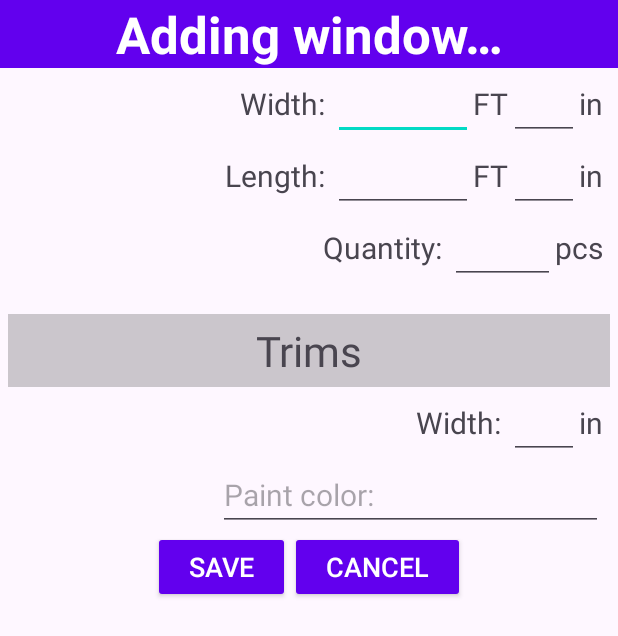
After one commit to Mike10581/PaintCalculator, an Android app: the AddWindowActivity screen opened directly, with no data from a screen before it, on a phone screen of 412 x 824 dp. The commit adds this screen. Shown: the top 636 px of the screen. Run offline under Robolectric (Android 15) with nearby library versions, the phone set to English and light mode, and no system bars.

Commit message:
refactor MainActivity - one launcher for all add draft code for AddWindowActivity refactor AddRoomActivity

```diff
--- a/app/src/main/AndroidManifest.xml
+++ b/app/src/main/AndroidManifest.xml
@@ -11,6 +11,9 @@
         android:supportsRtl="true"
         android:theme="@style/Theme.PaintCalculator"
         tools:targetApi="31">
+        <activity
+            android:name=".AddWindowActivity"
+            android:exported="false" />
         <activity
             android:name=".AddRoomActivity"
             android:exported="false" />
--- a/app/src/main/java/com/example/paintcalculator/AddRoomActivity.java
+++ b/app/src/main/java/com/example/paintcalculator/AddRoomActivity.java
@@ -73,48 +73,30 @@ public class AddRoomActivity extends AppCompatActivity {
 
                 String color = roomColor.getText().toString();
                 String title = roomTitle.getText().toString();
+
                 boolean error = color.equals("") || width == 0 || length == 0 || height == 0 || title.length() == 0;
 
                 if (error) {
                     Toast.makeText(AddRoomActivity.this, "ERROR!!! Missing data.", Toast.LENGTH_SHORT).show();
                 } else {
-                    String res = "Room \"" + title + "\" in color: " + color + " was added.";
+                    String response = "Room \"" + title + "\" in color: " + color + " was added.";
 
-//                    String areaKey = "COLOR:" + roomColor.getText().toString();
-//                    String ceilingKey = "CEILING";
                     String roomsAmountKey = "ROOMS_AMOUNT";
                     String roomsKey = "ROOMS";
+                    String messageKey = "MESSAGE";
 
-//                    int area = sharedPref.getInt(areaKey, 0);
-//                    int ceiling = sharedPref.getInt(ceilingKey, 0);
                     int roomNumber = sharedPref.getInt(roomsAmountKey, 0) + 1;
+                    String rooms = sharedPref.getString(roomsKey, "");
 
-//                    area = area + (width + length) * height * 2;
-//                    ceiling = ceiling + width * length;
-
-
-
-
-                    String rooms = sharedPref.getString("ROOMS", "");
                     if (rooms.length()>0)
                     {
                         rooms = rooms + "~";
                     }
-                    rooms = rooms + roomNumber + ":" + width + ":" + length + ":" + height + ":" + color.toUpperCase() + ":" + title;
+                    rooms = rooms + roomNumber + ":" + width + ":" + length + ":" + height + ":" + color.toUpperCase() + ":" + title + "," + ",";
 
+                    editor.putString(messageKey, response);
                     editor.putString(roomsKey, rooms);
-
-
-
-
-                    editor.putString("MESSAGE", res);
-//                    editor.putInt(areaKey, area);
-//                    editor.putInt(ceilingKey, ceiling);
                     editor.putInt(roomsAmountKey, roomNumber);
-//                    String roomKey = "ROOM:" + roomNumber;
-//                    String roomDescription = width + ":" + length + ":" + height + ":" + color.toUpperCase();
-//                    editor.putString(roomKey, roomDescription);
-
                     editor.commit();
 
                     Intent intent = new Intent();
--- /dev/null
+++ b/app/src/main/java/com/example/paintcalculator/AddWindowActivity.java
@@ -0,0 +1,113 @@
+package com.example.paintcalculator;
+
+import androidx.appcompat.app.AppCompatActivity;
+
+import android.content.Intent;
+import android.content.SharedPreferences;
+import android.os.Bundle;
+import android.preference.PreferenceManager;
+import android.view.View;
+import android.widget.Button;
+import android.widget.EditText;
+import android.widget.Toast;
+
+public class AddWindowActivity extends AppCompatActivity {
+
+    @Override
+    protected void onCreate(Bundle savedInstanceState) {
+        super.onCreate(savedInstanceState);
+        setContentView(R.layout.activity_add_window);
+
+        final SharedPreferences sharedPref = PreferenceManager.getDefaultSharedPreferences(this);
+
+        Button saveButton = (Button) findViewById(R.id.btnAddWindowSave);
+        Button cancelButton = (Button) findViewById(R.id.btnAddWindowCancel);
+
+        SharedPreferences.Editor editor = sharedPref.edit();
+        saveButton.setOnClickListener(new View.OnClickListener() {
+            @Override
+            public void onClick(View v) {
+//                EditText widthFT = (EditText) findViewById(R.id.txtRoomWidthFT);
+//                EditText widthInch = (EditText) findViewById(R.id.txtRoomWidthInch);
+//                EditText lengthFT = (EditText) findViewById(R.id.txtRoomLengthFT);
+//                EditText lengthInch = (EditText) findViewById(R.id.txtRoomLengthInch);
+//                EditText heightFT = (EditText) findViewById(R.id.txtRoomHeightFT);
+//                EditText heightInch = (EditText) findViewById(R.id.txtRoomHeightInch);
+//                EditText roomColor = (EditText) findViewById(R.id.txtRoomColor);
+//                EditText roomTitle = (EditText) findViewById(R.id.txtRoomTitle);
+//
+//                int width = 0;
+//                int length = 0;
+//                int height = 0;
+//
+//                try {
+//                    width += Integer.parseInt(widthFT.getText().toString()) * 12;
+//                } catch (Exception e) {}
+//                try {
+//                    width += Integer.parseInt(widthInch.getText().toString());
+//                } catch (Exception e) {}
+//
+//                try {
+//                    length += Integer.parseInt(lengthFT.getText().toString()) * 12;
+//                } catch (Exception e) {}
+//                try {
+//                    length += Integer.parseInt(lengthInch.getText().toString());
+//                } catch (Exception e) {}
+//
+//                try {
+//                    height += Integer.parseInt(heightFT.getText().toString()) * 12;
+//                } catch (Exception e) {}
+//
+//                try {
+//                    height += Integer.parseInt(heightInch.getText().toString());
+//                } catch (Exception e) {}
+//
+//
+//                String color = roomColor.getText().toString();
+//                String title = roomTitle.getText().toString();
+//
+//                boolean error = color.equals("") || width == 0 || length == 0 || height == 0 || title.length() == 0;
+                boolean error = false;
+                if (error) {
+                    Toast.makeText(AddWindowActivity.this, "ERROR!!! Missing data.", Toast.LENGTH_SHORT).show();
+                } else {
+                    String response = "Window was added.";
+
+//                    String roomsAmountKey = "ROOMS_AMOUNT";
+//                    String roomsKey = "ROOMS";
+                    String messageKey = "MESSAGE";
+
+//                    int roomNumber = sharedPref.getInt(roomsAmountKey, 0) + 1;
+//                    String rooms = sharedPref.getString(roomsKey, "");
+
+//                    if (rooms.length()>0)
+//                    {
+//                        rooms = rooms + "~";
+//                    }
+//                    rooms = rooms + roomNumber + ":" + width + ":" + length + ":" + height + ":" + color.toUpperCase() + ":" + title + "," + ",";
+
+                    editor.putString(messageKey, response);
+//                    editor.putString(roomsKey, rooms);
+//                    editor.putInt(roomsAmountKey, roomNumber);
+                    editor.commit();
+
+                    Intent intent = new Intent();
+                    setResult(RESULT_OK, intent);
+                    finish();
+                }
+
+            }
+        });
+
+        cancelButton.setOnClickListener(new View.OnClickListener() {
+            @Override
+            public void onClick(View v) {
+                Intent intent = new Intent();
+                setResult(RESULT_OK, intent);
+                finish();
+            }
+        });
+    }
+
+
+}
--- a/app/src/main/java/com/example/paintcalculator/MainActivity.java
+++ b/app/src/main/java/com/example/paintcalculator/MainActivity.java
@@ -29,9 +29,9 @@ public class MainActivity extends AppCompatActivity {
     //TODO remove reading all keys and values and read only needed
     SharedPreferences sharedPref;
     TextView textView;
-//    SharedPreferences.Editor editor = sharedPref.edit();
-    // Handle the result of AddRoomActivity
-    private ActivityResultLauncher<Intent> addRoomLauncher = registerForActivityResult(
+
+    // Handle the result of AddRoomActivity, AddWindowActivity,
+    private ActivityResultLauncher<Intent> addDataLauncher = registerForActivityResult(
             new ActivityResultContracts.StartActivityForResult(),
             new ActivityResultCallback<ActivityResult>() {
                 @Override
@@ -47,21 +47,39 @@ public class MainActivity extends AppCompatActivity {
                                 if (entry.getKey().equals("ROOMS")) {
                                     String[] parsedRooms = entry.getValue().toString().split("~");
 
-                                    sb.append("ROOMS:").append("\n");
                                     for (String room : parsedRooms) {
-                                        String[] parsedRoom = room.split(":");
-                                        sb.append(parsedRoom[0]).append(". ").append(parsedRoom[5]).append("\n");
+                                        String[] parsedRoom = room.split(",");
 
-                                        int width = Integer.parseInt(parsedRoom[1]);
-                                        int length = Integer.parseInt(parsedRoom[2]);
-                                        int height = Integer.parseInt(parsedRoom[3]);
+                                        String[] parsedInfo = parsedRoom[0].split(":");
+
+                                        sb.append(parsedInfo[0]).append(". ").append(parsedInfo[5]).append("\n");
+
+                                        int width = Integer.parseInt(parsedInfo[1]);
+                                        int length = Integer.parseInt(parsedInfo[2]);
+                                        int height = Integer.parseInt(parsedInfo[3]);
 
                                         sb.append("- Size: ");
                                         sb.append(width / 12).append("' ").append(width % 12).append("\"W x ");
                                         sb.append(length / 12).append("' ").append(length % 12).append("\"L x ");
                                         sb.append(height / 12).append("' ").append(height % 12).append("\"H\n");
+                                        sb.append("- Color: ").append(parsedInfo[4]).append("\n");
 
-                                        sb.append("- Color: ").append(parsedRoom[4]).append("\n");
+                                        if (parsedRoom.length > 1) {
+                                            if (parsedRoom[1].length() > 0) {
+                                                sb.append("Windows->").append(parsedRoom[1]).append("<-\n");
+//                                            String[] parsedWindows = parsedRoom[1].split("!");
+                                            }
+
+                                            if (parsedRoom[2].length() > 0) {
+                                                sb.append("Doors->").append(parsedRoom[2]).append("<-\n");
+//                                            String[] parsedDoors = parsedRoom[2].split("!");
+                                            }
+                                        }
+
+
+
+
+
                                     }
 
                                 }
@@ -98,6 +116,7 @@ public class MainActivity extends AppCompatActivity {
         super.onCreate(savedInstanceState);
         setContentView(R.layout.activity_main);
         Button addRoom = (Button) findViewById(R.id.btnAddRoom);
+        Button addWindow = (Button) findViewById(R.id.btnAddWindow);
         Button clear = (Button) findViewById(R.id.btnClear);
         textView = findViewById(R.id.txtRoomsList);
         sharedPref = PreferenceManager.getDefaultSharedPreferences(this);
@@ -105,7 +124,15 @@ public class MainActivity extends AppCompatActivity {
             @Override
             public void onClick(View v) {
                 Intent intent = new Intent(MainActivity.this, AddRoomActivity.class);
-                addRoomLauncher.launch(intent);
+                addDataLauncher.launch(intent);
+            }
+        });
+
+        addWindow.setOnClickListener(new View.OnClickListener() {
+            @Override
+            public void onClick(View v) {
+                Intent intent = new Intent(MainActivity.this, AddWindowActivity.class);
+                addDataLauncher.launch(intent);
             }
         });
 
@@ -124,8 +151,6 @@ public class MainActivity extends AppCompatActivity {
         textView.setText(store);
 
 
-
-
         clear.setOnClickListener(new View.OnClickListener() {
             @Override
             public void onClick(View v) {
--- /dev/null
+++ b/app/src/main/res/layout/activity_add_window.xml
@@ -0,0 +1,240 @@
+<?xml version="1.0" encoding="utf-8"?>
+<LinearLayout xmlns:android="http://schemas.android.com/apk/res/android"
+    xmlns:app="http://schemas.android.com/apk/res-auto"
+    xmlns:tools="http://schemas.android.com/tools"
+    android:layout_width="match_parent"
+    android:layout_height="match_parent"
+    android:orientation="vertical"
+    tools:context=".AddRoomActivity">
+
+    <ScrollView
+        android:layout_width="match_parent"
+        android:layout_height="match_parent">
+
+        <LinearLayout
+            android:layout_width="match_parent"
+            android:layout_height="wrap_content"
+            android:orientation="vertical" >
+
+            <TextView
+                android:id="@+id/txtAddWindow"
+                android:layout_width="match_parent"
+                android:layout_height="wrap_content"
+                android:background="#FF6200EE"
+                android:gravity="center_horizontal"
+                android:text="@string/txtAddWindow"
+                android:textColor="#FFFFFF"
+                android:textSize="34sp"
+                android:textStyle="bold" />
+
+            <TableRow
+                android:layout_width="match_parent"
+                android:layout_height="match_parent"
+                android:layout_marginEnd="10sp"
+                android:gravity="end">
+
+                <TextView
+                    android:id="@+id/lblWindowWidth"
+                    android:layout_width="wrap_content"
+                    android:layout_height="wrap_content"
+                    android:paddingStart="30dp"
+                    android:paddingEnd="5dp"
+                    android:text="@string/lblWidth"
+                    android:textSize="20sp" />
+
+                <EditText
+                    android:id="@+id/txtWindowWidthFT"
+                    android:layout_width="wrap_content"
+                    android:layout_height="wrap_content"
+                    android:ems="4"
+                    android:inputType="number"
+                    android:textSize="20sp" />
+
+                <TextView
+                    android:id="@+id/lblWindowWidthFT"
+                    android:layout_width="wrap_content"
+                    android:layout_height="wrap_content"
+                    android:text="@string/lblFT"
+                    android:textSize="20sp" />
+
+                <EditText
+                    android:id="@+id/txtWindowWidthInch"
+                    android:layout_width="wrap_content"
+                    android:layout_height="wrap_content"
+                    android:ems="2"
+                    android:inputType="numberDecimal"
+                    android:textSize="20sp" />
+
+                <TextView
+                    android:id="@+id/lblWindowWidthInch"
+                    android:layout_width="wrap_content"
+                    android:layout_height="wrap_content"
+                    android:text="@string/lblInch"
+                    android:textSize="20sp" />
+            </TableRow>
+
+            <TableRow
+                android:layout_width="match_parent"
+                android:layout_height="match_parent"
+                android:layout_marginEnd="10sp"
+                android:gravity="end">
+
+                <TextView
+                    android:id="@+id/lblWindowLength"
+                    android:layout_width="wrap_content"
+                    android:layout_height="wrap_content"
+                    android:paddingStart="30dp"
+                    android:paddingEnd="5dp"
+                    android:text="@string/lblLength"
+                    android:textSize="20sp" />
+
+                <EditText
+                    android:id="@+id/txtWindowLengthFT"
+                    android:layout_width="wrap_content"
+                    android:layout_height="wrap_content"
+                    android:ems="4"
+                    android:inputType="number"
+                    android:textSize="20sp" />
+
+                <TextView
+                    android:id="@+id/lblWindowLengthFT"
+                    android:layout_width="wrap_content"
+                    android:layout_height="wrap_content"
+                    android:text="@string/lblFT"
+                    android:textSize="20sp" />
+
+                <EditText
+                    android:id="@+id/txtWindowLengthInch"
+                    android:layout_width="wrap_content"
+                    android:layout_height="wrap_content"
+                    android:ems="2"
+                    android:inputType="numberDecimal"
+                    android:textSize="20sp" />
+
+                <TextView
+                    android:id="@+id/lblWindowLengthInch"
+                    android:layout_width="wrap_content"
+                    android:layout_height="wrap_content"
+                    android:text="@string/lblInch"
+                    android:textSize="20sp" />
+            </TableRow>
+
+            <TableRow
+                android:layout_width="match_parent"
+                android:layout_height="match_parent"
+                android:layout_marginEnd="10sp"
+                android:gravity="end">
+
+                <TextView
+                    android:id="@+id/lblWindowQuantity"
+                    android:layout_width="wrap_content"
+                    android:layout_height="wrap_content"
+                    android:paddingStart="30dp"
+                    android:paddingEnd="5dp"
+                    android:text="@string/lblQuantity"
+                    android:textSize="20sp" />
+
+                <EditText
+                    android:id="@+id/txtWindowQuantity"
+                    android:layout_width="wrap_content"
+                    android:layout_height="wrap_content"
+                    android:ems="3"
+                    android:inputType="numberDecimal"
+                    android:textSize="20sp" />
+
+                <TextView
+                    android:id="@+id/lblWindowPcs"
+                    android:layout_width="wrap_content"
+                    android:layout_height="wrap_content"
+                    android:text="@string/lblPcs"
+                    android:textSize="20sp" />
+            </TableRow>
+
+            <TextView
+                android:id="@+id/lblWindowTrims"
+                android:layout_width="match_parent"
+                android:layout_height="wrap_content"
+                android:layout_marginStart="5sp"
+                android:layout_marginTop="20sp"
+                android:layout_marginEnd="5sp"
+                android:background="#33000000"
+                android:gravity="center_horizontal"
+                android:padding="5dp"
+                android:text="@string/txtTrims"
+                android:textSize="28sp" />
+
+            <TableRow
+                android:layout_width="match_parent"
+                android:layout_height="match_parent"
+                android:layout_marginEnd="10sp"
+                android:gravity="end">
+
+                <TextView
+                    android:id="@+id/lblWindowTrimsWidth"
+                    android:layout_width="wrap_content"
+                    android:layout_height="wrap_content"
+                    android:paddingStart="30dp"
+                    android:paddingEnd="5dp"
+                    android:text="@string/lblWidth"
+                    android:textSize="20sp" />
+
+                <EditText
+                    android:id="@+id/txtWindowTrimsWidth"
+                    android:layout_width="wrap_content"
+                    android:layout_height="wrap_content"
+                    android:ems="2"
+                    android:inputType="numberDecimal"
+                    android:textSize="20sp" />
+
+                <TextView
+                    android:id="@+id/lblWindowTrimsWidthInches"
+                    android:layout_width="wrap_content"
+                    android:layout_height="wrap_content"
+                    android:text="@string/lblInch"
+                    android:textSize="20sp" />
+            </TableRow>
+
+            <TableRow
+                android:layout_width="match_parent"
+                android:layout_height="match_parent"
+                android:layout_marginEnd="10sp"
+                android:gravity="end">
+
+                <EditText
+                    android:id="@+id/txtWindowTrimsColor"
+                    android:layout_width="wrap_content"
+                    android:layout_height="wrap_content"
+                    android:ems="11"
+                    android:hint="@string/lblColor"
+                    android:inputType="textPersonName"
+                    android:textSize="20sp" />
+
+            </TableRow>
+
+            <TableRow
+                android:layout_width="match_parent"
+                android:layout_height="match_parent"
+                android:gravity="center_horizontal" >
+
+                <Button
+                    android:id="@+id/btnAddWindowSave"
+                    style="@style/Widget.AppCompat.Button"
+                    android:layout_width="wrap_content"
+                    android:layout_height="wrap_content"
+                    android:text="@string/btnSave"
+                    android:textSize="18sp"
+                    tools:layout_editor_absoluteX="160dp"
+                    tools:layout_editor_absoluteY="50dp" />
+
+                <Button
+                    android:id="@+id/btnAddWindowCancel"
+                    style="@style/Widget.AppCompat.Button"
+                    android:layout_width="wrap_content"
+                    android:layout_height="wrap_content"
+                    android:text="@string/btnCancel"
+                    android:textSize="18sp" />
+            </TableRow>
+        </LinearLayout>
+    </ScrollView>
+
+</LinearLayout>
--- a/app/src/main/res/values/strings.xml
+++ b/app/src/main/res/values/strings.xml
@@ -11,6 +11,9 @@
     <string name="lblLength">Length:</string>
     <string name="lblFT">FT</string>
     <string name="lblInch">in</string>
+    <string name="lblQuantity">Quantity:</string>
+    <string name="lblPcs">pcs</string>
+    <string name="txtTrims">Trims</string>
     <string name="btnSave">Save</string>
     <string name="btnCancel">Cancel</string>
     <string name="lblColor">Paint color:</string>
```
